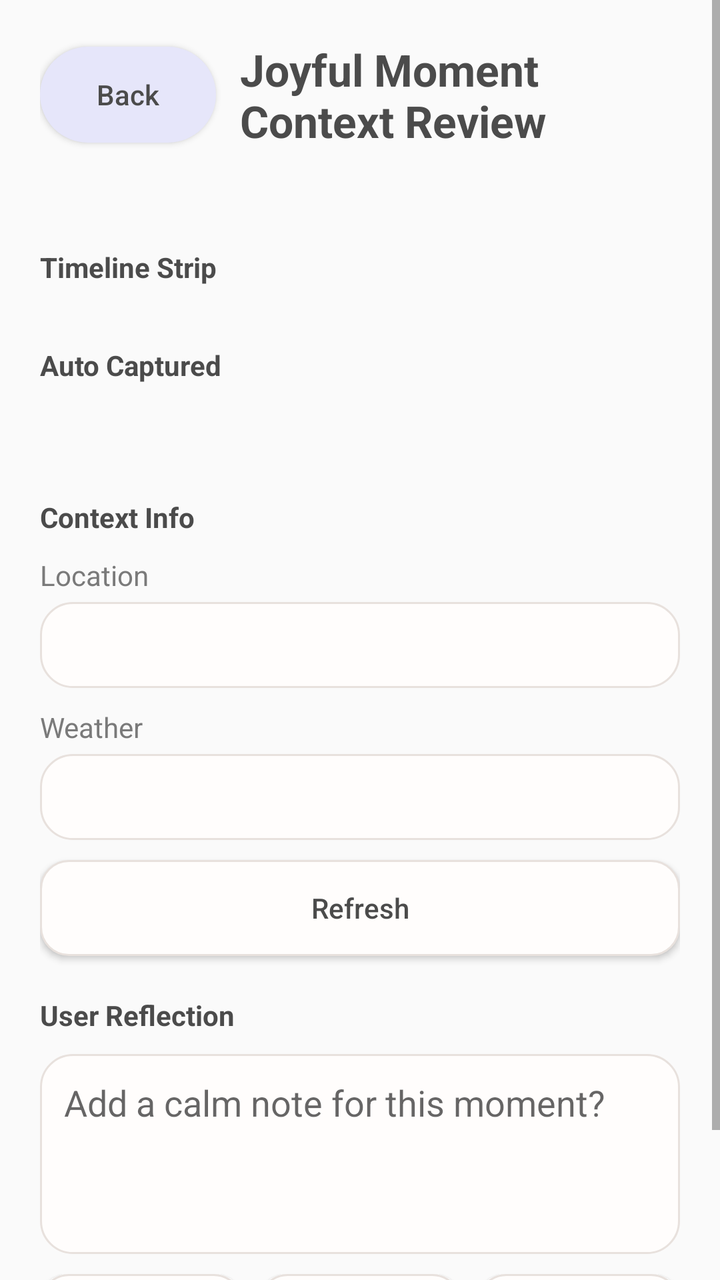
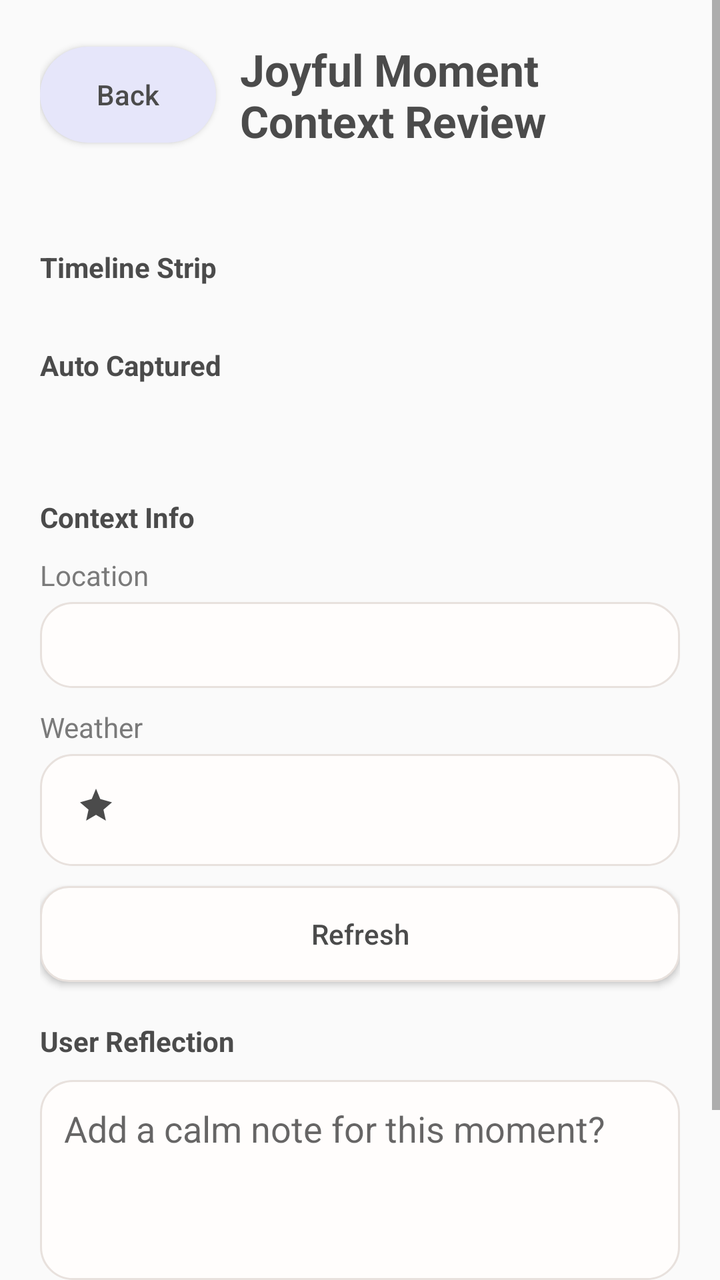

Screens rendered from an Android XML layout before and after an edit, with the pre-edit source and the edit as a unified diff.
<!-- AndroidManifest.xml: application theme Theme.Atlas -->
<!-- res/layout/activity_event_detail.xml -->
﻿<?xml version="1.0" encoding="utf-8"?>
<ScrollView xmlns:android="http://schemas.android.com/apk/res/android"
    android:layout_width="match_parent"
    android:layout_height="match_parent"
    android:background="@color/atlas_background">

    <LinearLayout android:layout_width="match_parent" android:layout_height="wrap_content" android:orientation="vertical" android:padding="20dp">
        <LinearLayout android:layout_width="match_parent" android:layout_height="wrap_content" android:gravity="center_vertical" android:orientation="horizontal">
            <Button android:id="@+id/btnBack" android:layout_width="wrap_content" android:layout_height="wrap_content" android:background="@drawable/atlas_chip" android:text="@string/btn_back" android:textAllCaps="false" android:textColor="@color/atlas_text_primary" />
            <TextView android:layout_width="wrap_content" android:layout_height="wrap_content" android:layout_marginLeft="12dp" android:text="@string/event_detail_title" android:textColor="@color/atlas_text_primary" android:textSize="22sp" android:textStyle="bold" />
        </LinearLayout>
        <TextView android:id="@+id/txtHeaderTime" android:layout_width="match_parent" android:layout_height="wrap_content" android:layout_marginTop="10dp" android:textColor="@color/atlas_text_secondary" />
        <TextView android:layout_width="wrap_content" android:layout_height="wrap_content" android:layout_marginTop="20dp" android:text="@string/event_detail_timeline" android:textColor="@color/atlas_text_primary" android:textStyle="bold" />
        <HorizontalScrollView android:layout_width="match_parent" android:layout_height="wrap_content" android:layout_marginTop="10dp" android:scrollbars="none"><LinearLayout android:id="@+id/timelineContainer" android:layout_width="wrap_content" android:layout_height="wrap_content" android:orientation="horizontal" /></HorizontalScrollView>
        <TextView android:layout_width="wrap_content" android:layout_height="wrap_content" android:layout_marginTop="20dp" android:text="@string/event_detail_auto" android:textColor="@color/atlas_text_primary" android:textStyle="bold" />
        <ImageView android:id="@+id/imagePreview" android:layout_width="match_parent" android:layout_height="220dp" android:layout_marginTop="10dp" android:background="@drawable/atlas_section_bg" android:scaleType="centerCrop" android:visibility="gone" />
        <VideoView android:id="@+id/videoPreview" android:layout_width="match_parent" android:layout_height="220dp" android:layout_marginTop="10dp" android:background="@drawable/atlas_section_bg" android:visibility="gone" />
        <TextView android:id="@+id/txtAudioStatus" android:layout_width="match_parent" android:layout_height="wrap_content" android:layout_marginTop="8dp" android:textColor="@color/atlas_text_secondary" />
        <LinearLayout android:id="@+id/autoMediaContainer" android:layout_width="match_parent" android:layout_height="wrap_content" android:layout_marginTop="10dp" android:orientation="vertical" />

        <TextView android:layout_width="wrap_content" android:layout_height="wrap_content" android:layout_marginTop="20dp" android:text="@string/event_detail_context" android:textColor="@color/atlas_text_primary" android:textStyle="bold" />
        <TextView android:layout_width="wrap_content" android:layout_height="wrap_content" android:layout_marginTop="10dp" android:text="@string/label_location" android:textColor="@color/atlas_text_secondary" />
        <TextView android:id="@+id/txtGps" android:layout_width="match_parent" android:layout_height="wrap_content" android:layout_marginTop="4dp" android:background="@drawable/atlas_section_bg" android:padding="12dp" android:textColor="@color/atlas_text_primary" />
        <TextView android:layout_width="wrap_content" android:layout_height="wrap_content" android:layout_marginTop="10dp" android:text="@string/label_weather" android:textColor="@color/atlas_text_secondary" />
        <TextView android:id="@+id/txtWeather" android:layout_width="match_parent" android:layout_height="wrap_content" android:layout_marginTop="4dp" android:background="@drawable/atlas_section_bg" android:padding="12dp" android:textColor="@color/atlas_text_primary" />
        <Button android:id="@+id/btnRefreshContext" android:layout_width="match_parent" android:layout_height="48dp" android:layout_marginTop="10dp" android:background="@drawable/atlas_button_soft" android:text="@string/btn_refresh" android:textAllCaps="false" android:textColor="@color/atlas_text_primary" />

        <TextView android:layout_width="wrap_content" android:layout_height="wrap_content" android:layout_marginTop="20dp" android:text="@string/event_detail_reflection" android:textColor="@color/atlas_text_primary" android:textStyle="bold" />
        <EditText android:id="@+id/inputNote" android:layout_width="match_parent" android:layout_height="wrap_content" android:layout_marginTop="10dp" android:background="@drawable/atlas_section_bg" android:gravity="top" android:hint="@string/event_detail_notes_hint" android:minHeight="100dp" android:padding="12dp" />
        <LinearLayout android:layout_width="match_parent" android:layout_height="wrap_content" android:layout_marginTop="10dp" android:orientation="horizontal">
            <Button android:id="@+id/btnAddText" android:layout_width="0dp" android:layout_height="48dp" android:layout_weight="1" android:background="@drawable/atlas_button_soft" android:text="@string/btn_text_note" android:textAllCaps="false" android:textColor="@color/atlas_text_primary" />
            <Button android:id="@+id/btnAddAudio" android:layout_width="0dp" android:layout_height="48dp" android:layout_marginLeft="8dp" android:layout_weight="1" android:background="@drawable/atlas_button_soft" android:text="@string/btn_audio_note" android:textAllCaps="false" android:textColor="@color/atlas_text_primary" />
            <Button android:id="@+id/btnAddPhoto" android:layout_width="0dp" android:layout_height="48dp" android:layout_marginLeft="8dp" android:layout_weight="1" android:background="@drawable/atlas_button_soft" android:text="@string/btn_photo_note" android:textAllCaps="false" android:textColor="@color/atlas_text_primary" />
        </LinearLayout>
        <LinearLayout android:id="@+id/notesContainer" android:layout_width="match_parent" android:layout_height="wrap_content" android:layout_marginTop="12dp" android:orientation="vertical" />
        <LinearLayout android:id="@+id/userMediaContainer" android:layout_width="match_parent" android:layout_height="wrap_content" android:layout_marginTop="8dp" android:orientation="vertical" />
    </LinearLayout>
</ScrollView>
<!-- resources referenced by this layout -->
<resources>
  <color name="atlas_background">#FAFAFA</color>
  <color name="atlas_text_primary">#4B4B4B</color>
  <color name="atlas_text_secondary">#7A7A7A</color>
  <!-- drawable atlas_button_soft (drawable) -->
  ﻿<selector xmlns:android="http://schemas.android.com/apk/res/android">
      <item android:state_pressed="true">
          <shape android:shape="rectangle">
              <solid android:color="@color/atlas_secondary" />
              <corners android:radius="14dp" />
          </shape>
      </item>
      <item>
          <shape android:shape="rectangle">
              <solid android:color="@color/atlas_surface" />
              <corners android:radius="14dp" />
              <stroke android:width="1dp" android:color="@color/atlas_divider" />
          </shape>
      </item>
  </selector>
  <!-- drawable atlas_chip (drawable) -->
  ﻿<shape xmlns:android="http://schemas.android.com/apk/res/android" android:shape="rectangle">
      <solid android:color="@color/atlas_lavender" />
      <corners android:radius="999dp" />
  </shape>
  <!-- drawable atlas_section_bg (drawable) -->
  ﻿<shape xmlns:android="http://schemas.android.com/apk/res/android" android:shape="rectangle">
      <solid android:color="@color/atlas_surface" />
      <corners android:radius="16dp" />
      <stroke android:width="1dp" android:color="@color/atlas_divider" />
  </shape>
  <string name="btn_audio_note">Audio</string>
  <string name="btn_back">Back</string>
  <string name="btn_photo_note">Photo</string>
  <string name="btn_refresh">Refresh</string>
  <string name="btn_text_note">Text</string>
  <string name="event_detail_auto">Auto Captured</string>
  <string name="event_detail_context">Context Info</string>
  <string name="event_detail_notes_hint">Add a calm note for this moment?</string>
  <string name="event_detail_reflection">User Reflection</string>
  <string name="event_detail_timeline">Timeline Strip</string>
  <string name="event_detail_title">Joyful Moment Context Review</string>
  <string name="label_location">Location</string>
  <string name="label_weather">Weather</string>
  <style name="Theme.Atlas" parent="Theme.AppCompat.Light.NoActionBar">
          <item name="colorPrimary">@color/atlas_primary</item>
          <item name="colorPrimaryDark">@color/atlas_primary_dark</item>
          <item name="colorAccent">@color/atlas_accent</item>
          <item name="android:windowBackground">@color/atlas_background</item>
          <item name="android:textColorPrimary">@color/atlas_text_primary</item>
      </style>
  <color name="atlas_secondary">#F7E7A1</color>
  <color name="atlas_surface">#FFFDFC</color>
  <color name="atlas_divider">#E8E1DD</color>
  <color name="atlas_lavender">#E6E6FA</color>
  <color name="atlas_primary">#F6C7B6</color>
  <color name="atlas_primary_dark">#E7B39C</color>
  <color name="atlas_accent">#D7B8D8</color>
</resources>

<!-- the commit's change to res/layout/activity_event_detail.xml (unified diff, before → after) -->
@@ -22,7 +22,10 @@
         <TextView android:layout_width="wrap_content" android:layout_height="wrap_content" android:layout_marginTop="10dp" android:text="@string/label_location" android:textColor="@color/atlas_text_secondary" />
         <TextView android:id="@+id/txtGps" android:layout_width="match_parent" android:layout_height="wrap_content" android:layout_marginTop="4dp" android:background="@drawable/atlas_section_bg" android:padding="12dp" android:textColor="@color/atlas_text_primary" />
         <TextView android:layout_width="wrap_content" android:layout_height="wrap_content" android:layout_marginTop="10dp" android:text="@string/label_weather" android:textColor="@color/atlas_text_secondary" />
-        <TextView android:id="@+id/txtWeather" android:layout_width="match_parent" android:layout_height="wrap_content" android:layout_marginTop="4dp" android:background="@drawable/atlas_section_bg" android:padding="12dp" android:textColor="@color/atlas_text_primary" />
+        <LinearLayout android:layout_width="match_parent" android:layout_height="wrap_content" android:layout_marginTop="4dp" android:background="@drawable/atlas_section_bg" android:gravity="center_vertical" android:orientation="horizontal" android:padding="12dp">
+            <ImageView android:id="@+id/imgWeatherIcon" android:layout_width="32dp" android:layout_height="32dp" android:src="@drawable/ic_atlas_weather" />
+            <TextView android:id="@+id/txtWeather" android:layout_width="0dp" android:layout_height="wrap_content" android:layout_marginLeft="10dp" android:layout_weight="1" android:textColor="@color/atlas_text_primary" />
+        </LinearLayout>
         <Button android:id="@+id/btnRefreshContext" android:layout_width="match_parent" android:layout_height="48dp" android:layout_marginTop="10dp" android:background="@drawable/atlas_button_soft" android:text="@string/btn_refresh" android:textAllCaps="false" android:textColor="@color/atlas_text_primary" />
 
         <TextView android:layout_width="wrap_content" android:layout_height="wrap_content" android:layout_marginTop="20dp" android:text="@string/event_detail_reflection" android:textColor="@color/atlas_text_primary" android:textStyle="bold" />
<!-- resource entries referenced after the edit -->
@@ -30,6 +30,10 @@
       <corners android:radius="16dp" />
       <stroke android:width="1dp" android:color="@color/atlas_divider" />
   </shape>
+  <!-- drawable ic_atlas_weather (drawable) -->
+  ﻿<vector xmlns:android="http://schemas.android.com/apk/res/android" android:width="24dp" android:height="24dp" android:viewportWidth="24" android:viewportHeight="24">
+      <path android:fillColor="#4B4B4B" android:pathData="M12,4l1.6,3.9L18,9.1l-3.2,2.8L15.7,16 12,13.8 8.3,16l0.9,-4.1L6,9.1l4.4,-1.2Z"/>
+  </vector>
   <string name="btn_audio_note">Audio</string>
   <string name="btn_back">Back</string>
   <string name="btn_photo_note">Photo</string>
